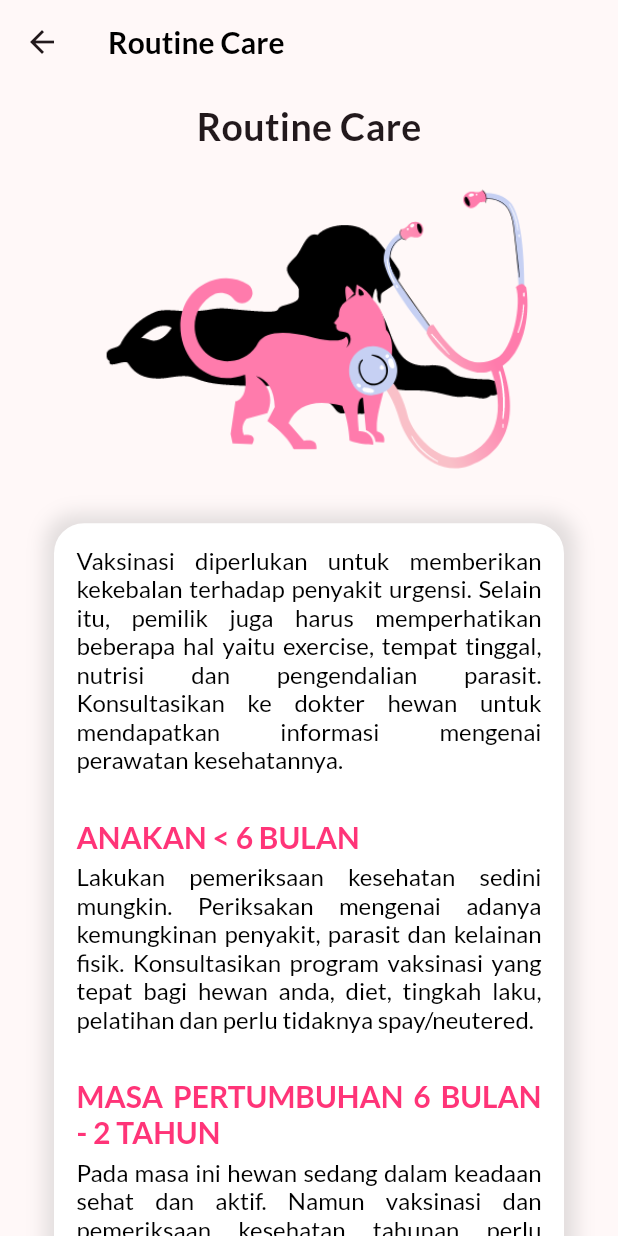
After one commit to Tiarasekarsini/067_AloAnimal, a Flutter app: the Informasi4 screen opened directly, on a phone screen of 412 x 824 dp. The commit adds this screen. Run offline on Flutter 3.47's test engine with Material 2 defaults, Android fonts, the light colour scheme and no system bars; our stand-ins replace cloud_firestore, firebase_auth, firebase_core, fluttertoast, google_fonts, smooth_page_indicator; accounts and stored records are empty.

Commit message:
create view information for user (pawrents) and navigation from about animal to informasi4 page

```diff
--- a/lib/view/aboutanimal/aboutanimal.dart
+++ b/lib/view/aboutanimal/aboutanimal.dart
@@ -1,6 +1,7 @@
 import 'package:aloanimal/view/aboutanimal/informasi_1.dart';
 import 'package:aloanimal/view/aboutanimal/informasi_2.dart';
 import 'package:aloanimal/view/aboutanimal/informasi_3.dart';
+import 'package:aloanimal/view/aboutanimal/informasi_4.dart';
 import 'package:flutter/material.dart';
 import 'package:google_fonts/google_fonts.dart';
 
@@ -206,7 +207,13 @@ class _AboutAnimalState extends State<AboutAnimal> {
                         Align(
                           alignment: Alignment.bottomRight,
                           child: IconButton(
-                            onPressed: () {},
+                            onPressed: () {
+                              Navigator.push(
+                                  context,
+                                  MaterialPageRoute(
+                                      builder: (context) =>
+                                          const Informasi4()));
+                            },
                             icon: const Icon(Icons.navigate_next_rounded),
                             iconSize: 45,
                           ),
--- /dev/null
+++ b/lib/view/aboutanimal/informasi_4.dart
@@ -0,0 +1,204 @@
+import 'package:flutter/material.dart';
+import 'package:google_fonts/google_fonts.dart';
+
+class Informasi4 extends StatelessWidget {
+  const Informasi4({super.key});
+
+  @override
+  Widget build(BuildContext context) {
+    return Scaffold(
+        appBar: AppBar(
+          title: const Text('Routine Care'),
+          titleTextStyle: GoogleFonts.lato(
+            fontSize: 20,
+            fontWeight: FontWeight.bold,
+            color: Colors.black,
+          ),
+        ),
+        body: SingleChildScrollView(
+            child: SafeArea(
+                child: Column(children: [
+          const SizedBox(height: 10),
+          Text(
+            'Routine Care',
+            style: GoogleFonts.lato(fontSize: 25, fontWeight: FontWeight.bold),
+          ),
+          Image.asset('assets/images/informasi4.png'),
+          Container(
+              decoration: BoxDecoration(
+                color: Colors.white,
+                borderRadius: BorderRadius.circular(20),
+                boxShadow: [
+                  BoxShadow(
+                    spreadRadius: 7,
+                    blurRadius: 10,
+                    offset: const Offset(1, 1),
+                    color: Colors.grey.withOpacity(0.3),
+                  ),
+                ],
+              ),
+              padding: const EdgeInsets.all(15),
+              height: 1000,
+              width: 340,
+              child: Column(
+                  crossAxisAlignment: CrossAxisAlignment.start,
+                  children: [
+                    RichText(
+                      textAlign: TextAlign.justify,
+                      text: TextSpan(
+                        style: GoogleFonts.lato(
+                          fontSize: 16,
+                          color: Colors.black,
+                        ),
+                        children: [
+                          TextSpan(
+                            text:
+                                'Vaksinasi diperlukan untuk memberikan kekebalan terhadap penyakit urgensi. Selain itu, pemilik juga harus memperhatikan beberapa hal yaitu exercise, tempat tinggal, nutrisi dan pengendalian parasit. Konsultasikan ke dokter hewan untuk mendapatkan informasi mengenai perawatan kesehatannya.',
+                          ),
+                        ],
+                      ),
+                    ),
+                    const SizedBox(height: 30),
+                    RichText(
+                      textAlign: TextAlign.justify,
+                      text: TextSpan(
+                        style: GoogleFonts.lato(
+                          fontSize: 20,
+                          fontWeight: FontWeight.bold,
+                          color: Colors.black,
+                        ),
+                        children: [
+                          TextSpan(
+                              text: 'ANAKAN < 6 BULAN',
+                              style: GoogleFonts.lato(
+                                  color:
+                                      const Color.fromARGB(255, 255, 52, 120),
+                                  fontWeight: FontWeight.bold)),
+                        ],
+                      ),
+                    ),
+                    const SizedBox(height: 5),
+                    RichText(
+                      textAlign: TextAlign.justify,
+                      text: TextSpan(
+                        style: GoogleFonts.lato(
+                          fontSize: 16,
+                          color: Colors.black,
+                        ),
+                        children: [
+                          TextSpan(
+                            text:
+                                'Lakukan pemeriksaan kesehatan sedini mungkin. Periksakan mengenai adanya kemungkinan penyakit, parasit dan kelainan fisik. Konsultasikan program vaksinasi yang tepat bagi hewan anda, diet, tingkah laku, pelatihan dan perlu tidaknya spay/neutered.',
+                          ),
+                        ],
+                      ),
+                    ),
+                    const SizedBox(height: 30),
+                    RichText(
+                      textAlign: TextAlign.justify,
+                      text: TextSpan(
+                        style: GoogleFonts.lato(
+                          fontSize: 20,
+                          fontWeight: FontWeight.bold,
+                          color: Colors.black,
+                        ),
+                        children: [
+                          TextSpan(
+                              text: 'MASA PERTUMBUHAN 6 BULAN - 2 TAHUN',
+                              style: GoogleFonts.lato(
+                                  color:
+                                      const Color.fromARGB(255, 255, 52, 120),
+                                  fontWeight: FontWeight.bold)),
+                        ],
+                      ),
+                    ),
+                    const SizedBox(height: 5),
+                    RichText(
+                      textAlign: TextAlign.justify,
+                      text: TextSpan(
+                        style: GoogleFonts.lato(
+                          fontSize: 16,
+                          color: Colors.black,
+                        ),
+                        children: [
+                          TextSpan(
+                            text:
+                                'Pada masa ini hewan sedang dalam keadaan sehat dan aktif. Namun vaksinasi dan pemeriksaan kesehatan tahunan perlu dilakukan. Pada masa ini, kebutuhan nutrisi berubah, terutama apabila hewan telah di-desexing.',
+                          ),
+                        ],
+                      ),
+                    ),
+                    const SizedBox(height: 30),
+                    RichText(
+                      textAlign: TextAlign.justify,
+                      text: TextSpan(
+                        style: GoogleFonts.lato(
+                          fontSize: 20,
+                          fontWeight: FontWeight.bold,
+                          color: Colors.black,
+                        ),
+                        children: [
+                          TextSpan(
+                              text: 'DEWASA 2 - 7 TAHUN',
+                              style: GoogleFonts.lato(
+                                  color:
+                                      const Color.fromARGB(255, 255, 52, 120),
+                                  fontWeight: FontWeight.bold)),
+                        ],
+                      ),
+                    ),
+                    const SizedBox(height: 5),
+                    RichText(
+                      textAlign: TextAlign.justify,
+                      text: TextSpan(
+                        style: GoogleFonts.lato(
+                          fontSize: 16,
+                          color: Colors.black,
+                        ),
+                        children: [
+                          TextSpan(
+                            text:
+                                'Pemeriksaan rutin tahunan perlu dilakukan untuk mengetahui kesehatan, nutrisi, bobot badan dan vaksinasi.',
+                          ),
+                        ],
+                      ),
+                    ),
+                    const SizedBox(height: 30),
+                    RichText(
+                      textAlign: TextAlign.justify,
+                      text: TextSpan(
+                        style: GoogleFonts.lato(
+                          fontSize: 20,
+                          fontWeight: FontWeight.bold,
+                          color: Colors.black,
+                        ),
+                        children: [
+                          TextSpan(
+                              text: 'SENIOR > 7 TAHUN',
+                              style: GoogleFonts.lato(
+                                  color:
+                                      const Color.fromARGB(255, 255, 52, 120),
+                                  fontWeight: FontWeight.bold)),
+                        ],
+                      ),
+                    ),
+                    const SizedBox(height: 5),
+                    RichText(
+                      textAlign: TextAlign.justify,
+                      text: TextSpan(
+                        style: GoogleFonts.lato(
+                          fontSize: 16,
+                          color: Colors.black,
+                        ),
+                        children: [
+                          TextSpan(
+                            text:
+                                'Seperti pada manusia, hewan tua memerlukan pemeriksaan kesehatan lebih sering. Hewan mengalami penuaan lebih cepat dibanding manusia, sehingga meningmbulkan beberapa masalah seperti pada jantung, ginjal, hormon, arthritis dan kandung kemih. Jika hewan terdiagnosa, segera lakukan perawatan untuk mencegah masalah lebih berat. Vaksinasi rutin, pengendalian parasit dan nutrisi yang tepat merupakan kebutuhan yang penting pada masa ini.',
+                          ),
+                        ],
+                      ),
+                    ),
+                  ]))
+        ]))));
+  }
+}
```
Also changed, not shown: assets/images/informasi4.png (added).
